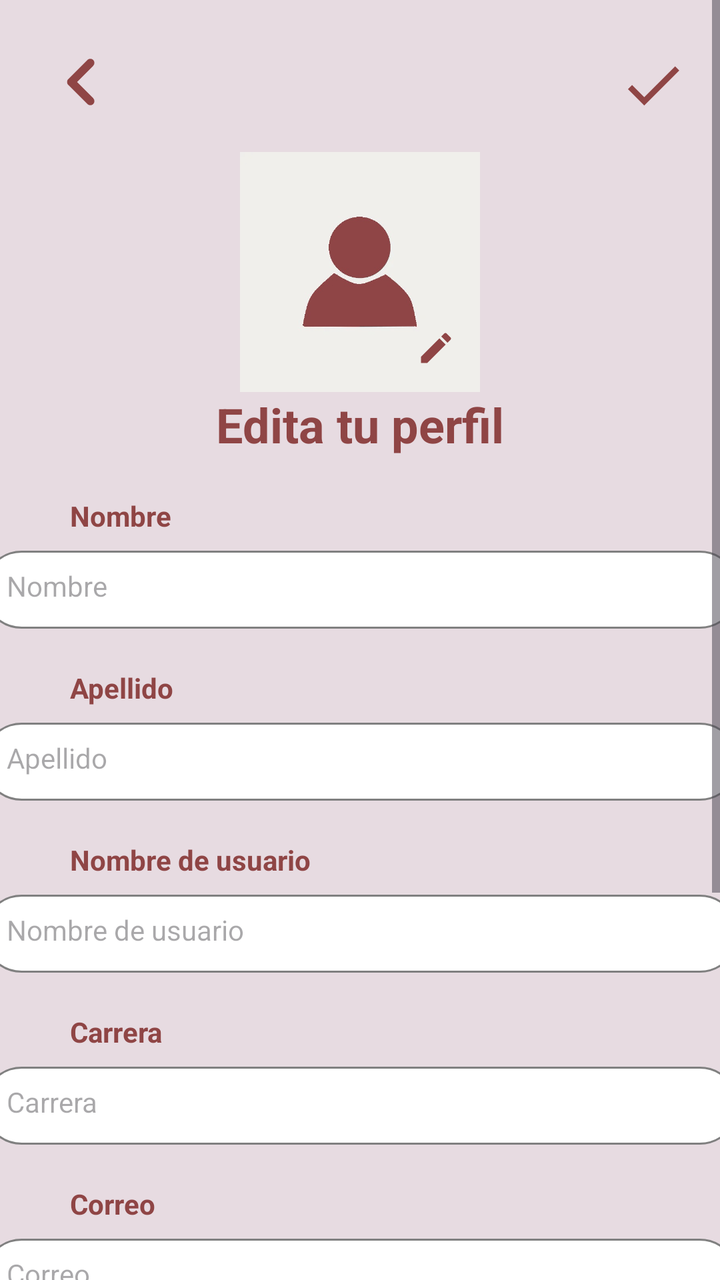
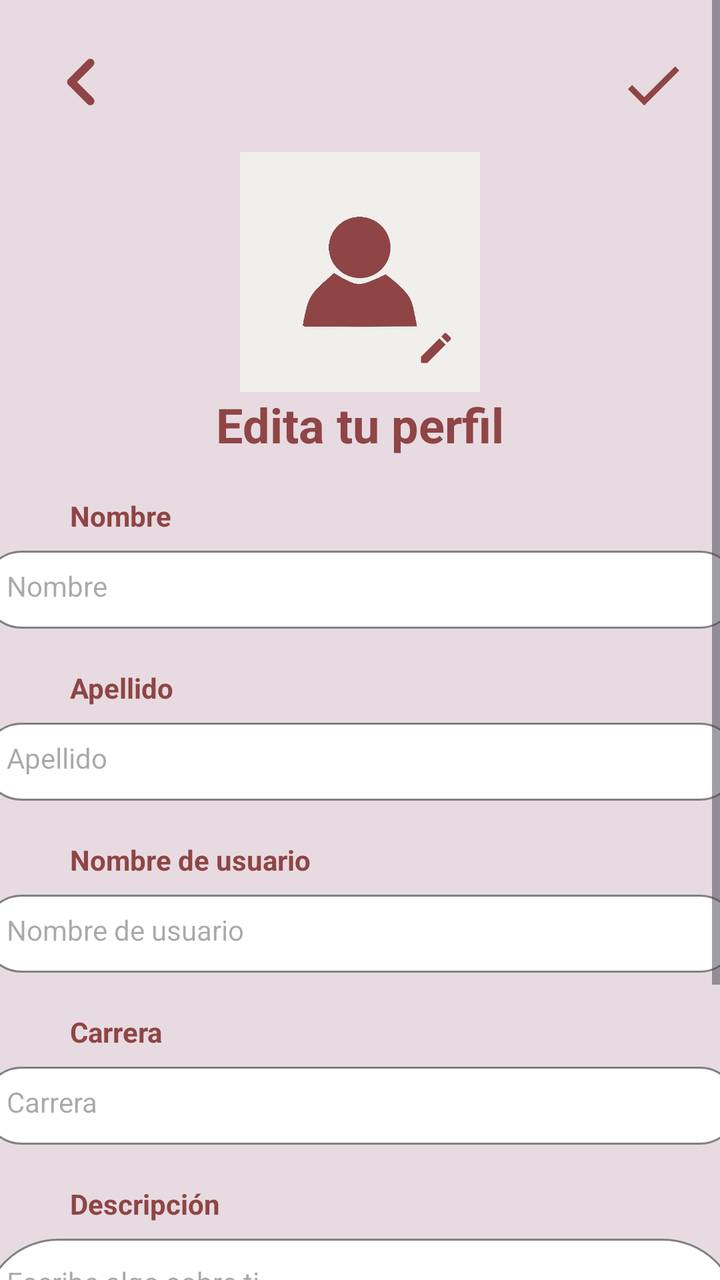

The first picture is an Android layout as it rendered before a commit; the second is the same layout after the commit. The layout source and the unified diff follow.
<!-- AndroidManifest.xml: application theme Theme.UniLink -->
<!-- res/layout/fragment_edit_user.xml -->
<?xml version="1.0" encoding="utf-8"?>
<ScrollView xmlns:android="http://schemas.android.com/apk/res/android"
    xmlns:app="http://schemas.android.com/apk/res-auto"
    xmlns:tools="http://schemas.android.com/tools"
    android:layout_width="match_parent"
    android:layout_height="match_parent"
    tools:context=".ui.user.EditUserFragment">

    <androidx.constraintlayout.widget.ConstraintLayout
        android:layout_width="match_parent"
        android:layout_height="wrap_content">

    
    <ImageButton
        android:id="@+id/btn_back"
        android:layout_width="wrap_content"
        android:layout_height="wrap_content"
        android:background="?attr/selectableItemBackgroundBorderless"
        android:contentDescription="Volver"
        android:src="@drawable/ic_arrow"
        app:layout_constraintStart_toStartOf="parent"
        app:layout_constraintTop_toTopOf="parent"
        android:layout_marginStart="16dp"
        android:layout_marginTop="16dp"
        app:tint="@color/rojo1" />

    
    <ImageButton
        android:id="@+id/btn_save_changes"
        android:layout_width="wrap_content"
        android:layout_height="wrap_content"
        android:background="?attr/selectableItemBackgroundBorderless"
        android:contentDescription="Save changes"
        android:src="@drawable/ic_check"
        app:layout_constraintEnd_toEndOf="parent"
        app:layout_constraintTop_toTopOf="parent"
        android:layout_marginEnd="16dp"
        android:layout_marginTop="25dp"
        app:tint="@color/rojo1" />

        <TextView
            android:id="@+id/text_page_title"
            android:layout_width="wrap_content"
            android:layout_height="wrap_content"
            android:text="Edita tu perfil"
            android:textColor="@color/rojo1"
            android:textSize="24sp"
            android:textStyle="bold"
            app:layout_constraintEnd_toEndOf="parent"
            app:layout_constraintStart_toStartOf="parent"
            app:layout_constraintTop_toBottomOf="@+id/profile_image_container" />


    <RelativeLayout
        android:id="@+id/profile_image_container"
        android:layout_width="120dp"
        android:layout_height="120dp"
        android:layout_marginTop="10dp"
        app:layout_constraintEnd_toEndOf="parent"
        app:layout_constraintStart_toStartOf="parent"
        app:layout_constraintTop_toBottomOf="@+id/btn_back">



        <ImageView
            android:id="@+id/profile_image"
            android:layout_width="match_parent"
            android:layout_height="match_parent"
            android:layout_centerInParent="true"
            android:background="@drawable/ic_add_circle"
            android:contentDescription="Profile Image"
            android:scaleType="centerCrop"
            android:src="@drawable/profile_placeholder" />

        <ImageView
            android:id="@+id/edit_profile_image"
            android:layout_width="36dp"
            android:layout_height="36dp"
            android:layout_alignEnd="@id/profile_image"
            android:layout_alignBottom="@id/profile_image"
            android:layout_marginEnd="4dp"
            android:layout_marginBottom="4dp"
            android:contentDescription="Edit Profile Image"
            android:padding="8dp"
            android:src="@drawable/ic_edit" />


    </RelativeLayout>

    <TextView
        android:id="@+id/text_name_label"
        android:layout_width="wrap_content"
        android:layout_height="wrap_content"
        android:layout_marginStart="35dp"
        android:layout_marginTop="20dp"
        android:text="Nombre"
        android:textColor="@color/rojo1"
        android:textStyle="bold"
        android:textSize="14dp"
        app:layout_constraintStart_toStartOf="parent"
        app:layout_constraintTop_toBottomOf="@id/text_page_title" />


    <EditText
        android:id="@+id/edit_text_name"
        android:layout_width="378dp"
        android:layout_height="39dp"
        android:layout_marginStart="16dp"
        android:layout_marginTop="10dp"
        android:layout_marginEnd="16dp"
        style="@style/CustomEditTextStyle"
        android:hint="Nombre"
        android:inputType="textPersonName"
        android:textColor="@color/black"
        android:textSize="14dp"
        app:layout_constraintEnd_toEndOf="parent"
        app:layout_constraintStart_toStartOf="parent"
        app:layout_constraintTop_toBottomOf="@id/text_name_label" />

    <TextView
        android:id="@+id/text_last_name_label"
        android:layout_width="wrap_content"
        android:layout_height="wrap_content"
        android:layout_marginStart="35dp"
        android:layout_marginTop="20dp"
        android:text="Apellido"
        android:textColor="@color/rojo1"
        android:textStyle="bold"
        android:textSize="14dp"
        app:layout_constraintStart_toStartOf="parent"
        app:layout_constraintTop_toBottomOf="@id/edit_text_name" />

    <EditText
        android:id="@+id/edit_text_last_name"
        android:layout_width="378dp"
        android:layout_height="39dp"
        android:layout_marginStart="16dp"
        android:layout_marginTop="10dp"
        android:layout_marginEnd="16dp"
        style="@style/CustomEditTextStyle"
        android:hint="Apellido"
        android:inputType="textPersonName"
        android:textColor="@color/black"
        android:textSize="14dp"
        app:layout_constraintEnd_toEndOf="parent"
        app:layout_constraintStart_toStartOf="parent"
        app:layout_constraintTop_toBottomOf="@id/text_last_name_label" />

    <TextView
        android:id="@+id/text_email_label"
        android:layout_width="wrap_content"
        android:layout_height="wrap_content"
        android:layout_marginStart="35dp"
        android:layout_marginTop="20dp"
        android:text="Correo"
        android:textColor="@color/rojo1"
        android:textStyle="bold"
        android:textSize="14dp"
        app:layout_constraintStart_toStartOf="parent"
        app:layout_constraintTop_toBottomOf="@id/edit_text_career" />

    <EditText
        android:id="@+id/edit_text_email"
        android:layout_width="378dp"
        android:layout_height="39dp"
        android:layout_marginStart="16dp"
        android:layout_marginTop="10dp"
        android:layout_marginEnd="16dp"
        style="@style/CustomEditTextStyle"
        android:hint="Correo"
        android:inputType="textEmailAddress"
        android:textColor="@color/black"
        android:textSize="14dp"
        app:layout_constraintEnd_toEndOf="parent"
        app:layout_constraintStart_toStartOf="parent"
        app:layout_constraintTop_toBottomOf="@id/text_email_label" />

    <TextView
        android:id="@+id/text_career_label"
        android:layout_width="wrap_content"
        android:layout_height="wrap_content"
        android:layout_marginStart="35dp"
        android:layout_marginTop="20dp"
        android:text="Carrera"
        android:textColor="@color/rojo1"
        android:textStyle="bold"
        android:textSize="14dp"
        app:layout_constraintStart_toStartOf="parent"
        app:layout_constraintTop_toBottomOf="@id/edit_text_username" />

    <EditText
        android:id="@+id/edit_text_career"
        android:layout_width="378dp"
        android:layout_height="39dp"
        android:layout_marginStart="16dp"
        android:layout_marginTop="10dp"
        android:layout_marginEnd="16dp"
        style="@style/CustomEditTextStyle"
        android:hint="Carrera"
        android:inputType="textPersonName"
        android:textColor="@color/black"
        android:textSize="14dp"
        app:layout_constraintEnd_toEndOf="parent"
        app:layout_constraintStart_toStartOf="parent"
        app:layout_constraintTop_toBottomOf="@id/text_career_label" />

    <TextView
        android:id="@+id/text_username_label"
        android:layout_width="wrap_content"
        android:layout_height="wrap_content"
        android:layout_marginStart="35dp"
        android:layout_marginTop="20dp"
        android:text="Nombre de usuario"
        android:textColor="@color/rojo1"
        android:textStyle="bold"
        android:textSize="14dp"
        app:layout_constraintStart_toStartOf="parent"
        app:layout_constraintTop_toBottomOf="@id/edit_text_last_name" />

    <EditText
        android:id="@+id/edit_text_username"
        android:layout_width="378dp"
        android:layout_height="39dp"
        android:layout_marginStart="16dp"
        android:layout_marginTop="10dp"
        android:layout_marginEnd="16dp"
        style="@style/CustomEditTextStyle"
        android:hint="Nombre de usuario"
        android:inputType="textPersonName"
        android:textColor="@color/black"
        android:textSize="14dp"
        app:layout_constraintEnd_toEndOf="parent"
        app:layout_constraintStart_toStartOf="parent"
        app:layout_constraintTop_toBottomOf="@id/text_username_label" />

        <TextView
            android:id="@+id/text_description_label"
            android:layout_width="wrap_content"
            android:layout_height="wrap_content"
            android:layout_marginStart="35dp"
            android:layout_marginTop="20dp"
            android:text="Descripción"
            android:textColor="@color/rojo1"
            android:textStyle="bold"
            android:textSize="14dp"
            app:layout_constraintStart_toStartOf="parent"
            app:layout_constraintTop_toBottomOf="@id/edit_text_email" />

        <EditText
            android:id="@+id/edit_text_description"
            style="@style/CustomEditTextStyle"
            android:layout_width="378dp"
            android:layout_height="wrap_content"
            android:layout_marginStart="16dp"
            android:layout_marginTop="10dp"
            android:layout_marginEnd="16dp"
            android:hint="Escribe algo sobre ti..."
            android:inputType="textMultiLine"
            android:gravity="start|top"
            android:lines="4"
            android:minLines="3"
            android:maxLines="5"
            android:textColor="@color/black"
            android:textSize="14sp"
            app:layout_constraintEnd_toEndOf="parent"
            app:layout_constraintStart_toStartOf="parent"
            app:layout_constraintTop_toBottomOf="@id/text_description_label" />

        
        <TextView
            android:id="@+id/text_gender_label"
            android:layout_width="wrap_content"
            android:layout_height="wrap_content"
            android:layout_marginStart="35dp"
            android:layout_marginTop="20dp"
            android:text="Género"
            android:textColor="@color/rojo1"
            android:textStyle="bold"
            android:textSize="14dp"
            app:layout_constraintStart_toStartOf="parent"
            app:layout_constraintTop_toBottomOf="@id/edit_text_description" />

        <RadioGroup
            android:id="@+id/radio_group_gender"
            android:layout_width="200dp"
            android:layout_height="wrap_content"
            android:layout_marginStart="36dp"
            android:layout_marginTop="10dp"
            android:layout_marginEnd="16dp"
            android:checkedButton="@id/radio_button_male"
        android:orientation="horizontal"
        app:layout_constraintStart_toStartOf="parent"
        app:layout_constraintTop_toBottomOf="@id/text_gender_label">

        
        <RadioButton
            android:id="@+id/radio_button_male"
            android:layout_width="wrap_content"
            android:layout_height="wrap_content"
            android:text="Hombre" />

        
        <RadioButton
            android:id="@+id/radio_button_female"
            android:layout_width="wrap_content"
            android:layout_height="wrap_content"
            android:text="Mujer  " />

    </RadioGroup>

    
        <TextView
            android:id="@+id/text_age_label"
            android:layout_width="wrap_content"
            android:layout_height="wrap_content"
            android:layout_marginStart="200dp"
            android:layout_marginTop="20dp"
            android:text="Edad"
            android:textColor="@color/rojo1"
            android:textSize="14dp"
            android:textStyle="bold"
            app:layout_constraintStart_toEndOf="@+id/text_gender_label"
            app:layout_constraintTop_toBottomOf="@+id/edit_text_description" />

        <EditText
            android:id="@+id/edit_text_age"
            style="@style/CustomEditTextStyle"
            android:layout_width="120dp"
            android:layout_height="39dp"
            android:layout_marginTop="10dp"
            android:layout_marginEnd="16dp"
            android:hint="Edad"
            android:inputType="number"
            android:textColor="@color/black"
            android:textSize="14dp"
            app:layout_constraintEnd_toEndOf="parent"
            app:layout_constraintStart_toEndOf="@+id/radio_group_gender"
            app:layout_constraintTop_toBottomOf="@id/text_age_label" />

        <TextView
            android:id="@+id/social_pictures_label"
            android:layout_width="wrap_content"
            android:layout_height="wrap_content"
            android:layout_marginStart="35dp"
            android:layout_marginTop="20dp"
            android:text="Subir tus fotos"
            android:textColor="@color/rojo1"
            android:textStyle="bold"
            android:textSize="14dp"
            app:layout_constraintStart_toStartOf="parent"
            app:layout_constraintTop_toBottomOf="@id/radio_group_gender" />

        <LinearLayout
            android:id="@+id/image_preview_container"
            android:layout_width="wrap_content"
            android:layout_height="wrap_content"
            android:orientation="horizontal"
            android:gravity="center_horizontal"
            android:visibility="gone"
            app:layout_constraintStart_toStartOf="parent"
            app:layout_constraintEnd_toEndOf="parent"
            app:layout_constraintTop_toBottomOf="@id/social_pictures_label"
            android:layout_marginTop="20dp">
        </LinearLayout>

        
        <ImageView
            android:id="@+id/button_add_images"
            android:layout_width="wrap_content"
            android:layout_height="wrap_content"
            android:src="@drawable/addpicture"
            android:textColor="@color/white"
            android:backgroundTint="@color/rojo1"
            app:layout_constraintStart_toEndOf="@id/social_pictures_label"
            app:layout_constraintTop_toBottomOf="@+id/radio_group_gender"
            android:layout_marginTop="16dp"
            android:layout_marginStart="36dp"
            android:layout_marginBottom="20dp"/>

        
        <ImageView
            android:id="@+id/button_delete_images"
            android:layout_width="wrap_content"
            android:layout_height="wrap_content"
            android:src="@drawable/ic_cancel"
            android:textColor="@color/white"
            android:backgroundTint="@color/rojo1"
            app:layout_constraintStart_toEndOf="@id/button_add_images"
            app:layout_constraintTop_toBottomOf="@+id/radio_group_gender"
            android:layout_marginTop="16dp"
            android:layout_marginStart="26dp"
            android:visibility="gone"/>

</androidx.constraintlayout.widget.ConstraintLayout>

</ScrollView>
<!-- resources referenced by this layout -->
<resources>
  <color name="black">#FF000000</color>
  <color name="rojo1">#8f4545</color>
  <color name="white">#FFFFFFFF</color>
  <!-- drawable ic_add_circle (drawable) -->
  <vector xmlns:android="http://schemas.android.com/apk/res/android"
      android:width="24dp"
      android:height="24dp"
      android:viewportWidth="24"
      android:viewportHeight="24"
      android:tint="@color/rojo1">
      <path
          android:fillColor="@android:color/white"
          android:pathData="M12,2C6.48,2 2,6.48 2,12s4.48,10 10,10 10,-4.48 10,-10S17.52,2 12,2zM17,13h-4v4h-2v-4L7,13v-2h4L11,7h2v4h4v2z"/>
  </vector>
  <!-- drawable ic_arrow (drawable) -->
  <vector xmlns:android="http://schemas.android.com/apk/res/android"
      android:width="50dp"
      android:height="50dp"
      android:viewportWidth="960"
      android:viewportHeight="960"
      android:tint="@color/rojo1"
      android:autoMirrored="true">
      <path
          android:fillColor="@android:color/white"
          android:pathData="M432,480L588,636Q599,647 599,664Q599,681 588,692Q577,703 560,703Q543,703 532,692L348,508Q342,502 339.5,495Q337,488 337,480Q337,472 339.5,465Q342,458 348,452L532,268Q543,257 560,257Q577,257 588,268Q599,279 599,296Q599,313 588,324L432,480Z"/>
  </vector>
  <!-- drawable ic_cancel (drawable) -->
  <vector xmlns:android="http://schemas.android.com/apk/res/android"
      android:width="24dp"
      android:height="24dp"
      android:viewportWidth="24"
      android:viewportHeight="24"
      android:tint="@color/rojo1">
      <path
          android:fillColor="@android:color/white"
          android:pathData="M12,2C6.47,2 2,6.47 2,12s4.47,10 10,10 10,-4.47 10,-10S17.53,2 12,2zM17,15.59L15.59,17 12,13.41 8.41,17 7,15.59 10.59,12 7,8.41 8.41,7 12,10.59 15.59,7 17,8.41 13.41,12 17,15.59z"/>
  </vector>
  <!-- drawable ic_check (drawable) -->
  <vector xmlns:android="http://schemas.android.com/apk/res/android"
      android:width="35dp"
      android:height="35dp"
      android:viewportWidth="24"
      android:viewportHeight="24"
      android:tint="?attr/colorControlNormal">
      <path
          android:fillColor="@android:color/white"
          android:pathData="M9,16.17L4.83,12l-1.42,1.41L9,19 21,7l-1.41,-1.41z"/>
  </vector>
  <!-- drawable ic_edit (drawable) -->
  <vector xmlns:android="http://schemas.android.com/apk/res/android"
      android:width="30dp"
      android:height="30dp"
      android:viewportWidth="24"
      android:viewportHeight="24"
      android:tint="@color/rojo1">
      <path
          android:fillColor="@android:color/white"
          android:pathData="M3,17.25V21h3.75L17.81,9.94l-3.75,-3.75L3,17.25zM20.71,7.04c0.39,-0.39 0.39,-1.02 0,-1.41l-2.34,-2.34c-0.39,-0.39 -1.02,-0.39 -1.41,0l-1.83,1.83 3.75,3.75 1.83,-1.83z"/>
  </vector>
  <style name="CustomEditTextStyle">
          <item name="android:padding">12dp</item>
          <item name="android:textColor">@color/black</item>
          <item name="android:textSize">14sp</item>
          <item name="android:background">@drawable/rounded_edittext</item>
          <item name="android:layout_margin">8dp</item>
          <item name="android:gravity">center_vertical|start</item>
      </style>
  <style name="Theme.UniLink" parent="Base.Theme.UniLink">
          
          <item name="android:statusBarColor">#FF0000</item>
          <item name="android:windowBackground">@color/rojo_claro</item>
      </style>
  <!-- drawable rounded_edittext (drawable) -->
  <shape xmlns:android="http://schemas.android.com/apk/res/android">
      <solid android:color="@color/white" />
      <stroke android:width="1dp" android:color="@color/gray" />
      <corners android:radius="50dp" />
  </shape>
  <style name="Base.Theme.UniLink" parent="Theme.Material3.DayNight.NoActionBar">
          
          
  
      </style>
  <color name="rojo_claro">#e7dbe1</color>
  <color name="gray">#FF808080</color>
  <!-- unchanged entries left out for length: 2 -->
</resources>

<!-- the commit's change to res/layout/fragment_edit_user.xml (unified diff, before → after) -->
@@ -147,35 +147,6 @@
         app:layout_constraintTop_toBottomOf="@id/text_last_name_label" />
 
     <TextView
-        android:id="@+id/text_email_label"
-        android:layout_width="wrap_content"
-        android:layout_height="wrap_content"
-        android:layout_marginStart="35dp"
-        android:layout_marginTop="20dp"
-        android:text="Correo"
-        android:textColor="@color/rojo1"
-        android:textStyle="bold"
-        android:textSize="14dp"
-        app:layout_constraintStart_toStartOf="parent"
-        app:layout_constraintTop_toBottomOf="@id/edit_text_career" />
-
-    <EditText
-        android:id="@+id/edit_text_email"
-        android:layout_width="378dp"
-        android:layout_height="39dp"
-        android:layout_marginStart="16dp"
-        android:layout_marginTop="10dp"
-        android:layout_marginEnd="16dp"
-        style="@style/CustomEditTextStyle"
-        android:hint="Correo"
-        android:inputType="textEmailAddress"
-        android:textColor="@color/black"
-        android:textSize="14dp"
-        app:layout_constraintEnd_toEndOf="parent"
-        app:layout_constraintStart_toStartOf="parent"
-        app:layout_constraintTop_toBottomOf="@id/text_email_label" />
-
-    <TextView
         android:id="@+id/text_career_label"
         android:layout_width="wrap_content"
         android:layout_height="wrap_content"
@@ -244,7 +215,7 @@
             android:textStyle="bold"
             android:textSize="14dp"
             app:layout_constraintStart_toStartOf="parent"
-            app:layout_constraintTop_toBottomOf="@id/edit_text_email" />
+            app:layout_constraintTop_toBottomOf="@id/edit_text_career" />
 
         <EditText
             android:id="@+id/edit_text_description"
